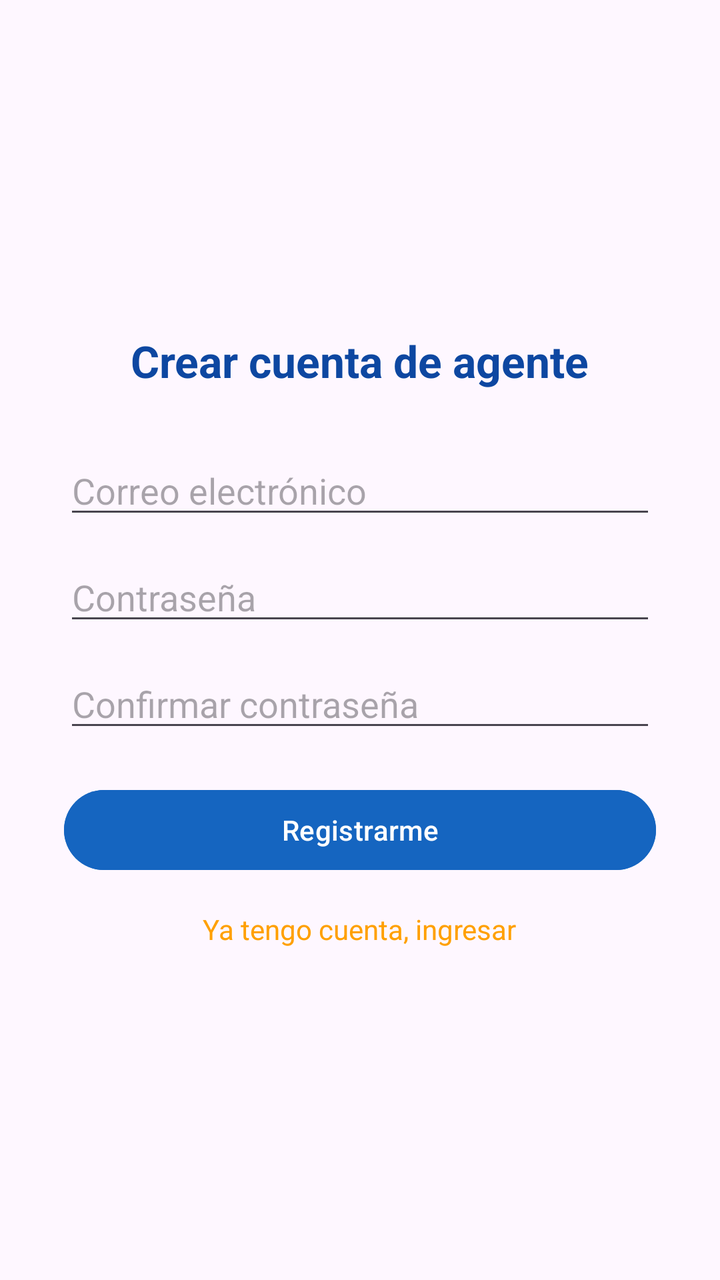
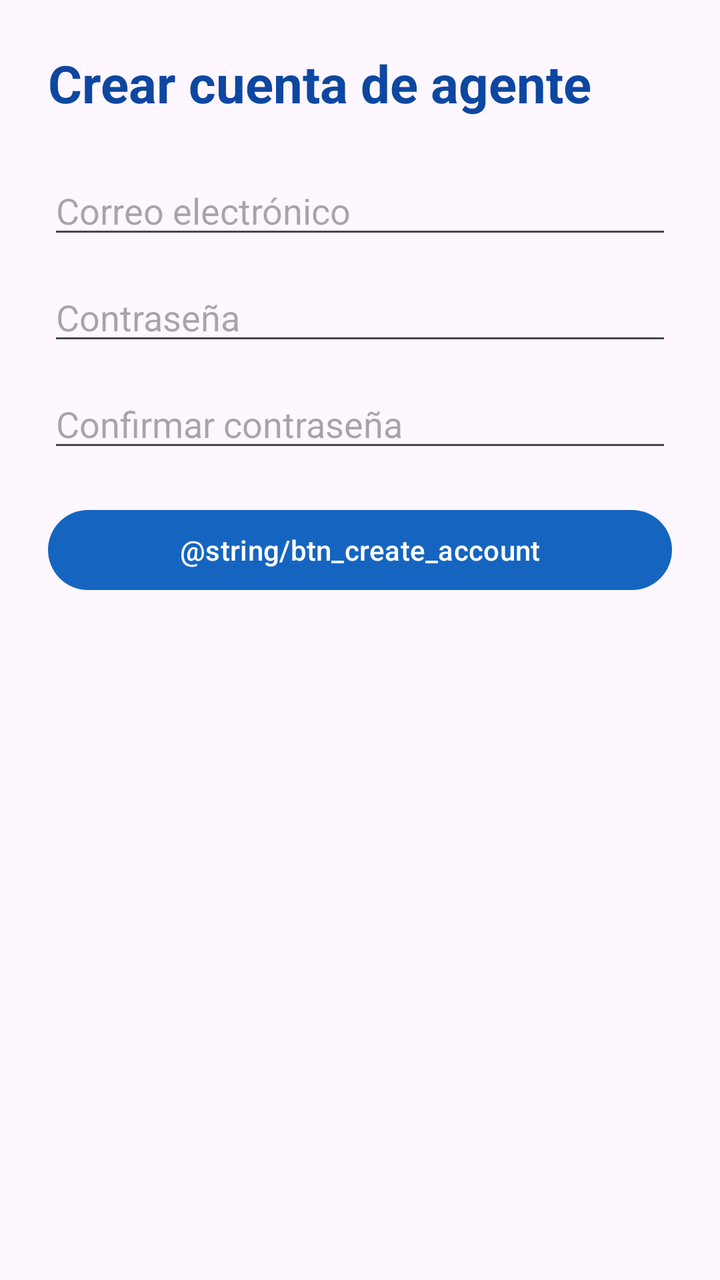

Screens rendered from an Android XML layout before and after an edit, with the pre-edit source and the edit as a unified diff.
<!-- AndroidManifest.xml: application theme Theme.AgenciaViajes -->
<!-- res/layout/activity_register.xml -->
<?xml version="1.0" encoding="utf-8"?>
<LinearLayout
    xmlns:android="http://schemas.android.com/apk/res/android"
    android:layout_width="match_parent"
    android:layout_height="match_parent"
    android:orientation="vertical"
    android:gravity="center"
    android:padding="32dp">

    <TextView
        android:id="@+id/tvRegisterTitle"
        android:layout_width="wrap_content"
        android:layout_height="wrap_content"
        android:text="@string/register_title"
        android:textSize="22sp"
        android:textStyle="bold"
        android:textColor="@color/colorPrimaryDark"
        android:layout_marginBottom="28dp" />

    <EditText
        android:id="@+id/etRegEmail"
        android:layout_width="match_parent"
        android:layout_height="wrap_content"
        android:hint="@string/hint_email"
        android:inputType="textEmailAddress" />

    <EditText
        android:id="@+id/etRegPassword"
        android:layout_width="match_parent"
        android:layout_height="wrap_content"
        android:layout_marginTop="12dp"
        android:hint="@string/hint_password"
        android:inputType="textPassword" />

    <EditText
        android:id="@+id/etRegConfirmPassword"
        android:layout_width="match_parent"
        android:layout_height="wrap_content"
        android:layout_marginTop="12dp"
        android:hint="@string/hint_confirm_password"
        android:inputType="textPassword" />

    <TextView
        android:id="@+id/tvRegisterError"
        android:layout_width="match_parent"
        android:layout_height="wrap_content"
        android:textColor="@color/errorRed"
        android:visibility="gone"
        android:layout_marginTop="8dp" />

    <Button
        android:id="@+id/btnRegister"
        android:layout_width="match_parent"
        android:layout_height="wrap_content"
        android:layout_marginTop="20dp"
        android:text="@string/btn_register"
        android:backgroundTint="@color/colorPrimary" />

    <TextView
        android:id="@+id/tvGoLogin"
        android:layout_width="wrap_content"
        android:layout_height="wrap_content"
        android:layout_marginTop="16dp"
        android:text="@string/link_back_login"
        android:textColor="@color/colorAccent"
        android:clickable="true"
        android:focusable="true" />

</LinearLayout>
<!-- resources referenced by this layout -->
<resources>
  <color name="colorAccent">#FFA000</color>
  <color name="colorPrimary">#1565C0</color>
  <color name="colorPrimaryDark">#0D47A1</color>
  <color name="errorRed">#D32F2F</color>
  <string name="btn_register">Registrarme</string>
  <string name="hint_confirm_password">Confirmar contraseña</string>
  <string name="hint_email">Correo electrónico</string>
  <string name="hint_password">Contraseña</string>
  <string name="link_back_login">Ya tengo cuenta, ingresar</string>
  <string name="register_title">Crear cuenta de agente</string>
  <style name="Theme.AgenciaViajes" parent="Base.Theme.AgenciaViajes" />
  <style name="Base.Theme.AgenciaViajes" parent="Theme.Material3.DayNight.NoActionBar">
          <style name="Theme.AgenciaViajes" parent="Theme.MaterialComponents.DayNight.NoActionBar">
  
              <item name="colorPrimary">@color/colorPrimary</item>
              <item name="colorPrimaryDark">@color/colorPrimaryDark</item>
              <item name="colorAccent">@color/colorAccent</item>
              <item name="android:statusBarColor">@color/colorPrimaryDark</item>
  
          </style>
      </style>
</resources>

<!-- the commit's change to res/layout/activity_register.xml (unified diff, before → after) -->
@@ -1,69 +1,62 @@
 <?xml version="1.0" encoding="utf-8"?>
-<LinearLayout
+<ScrollView
     xmlns:android="http://schemas.android.com/apk/res/android"
     android:layout_width="match_parent"
-    android:layout_height="match_parent"
-    android:orientation="vertical"
-    android:gravity="center"
-    android:padding="32dp">
+    android:layout_height="match_parent">
 
-    <TextView
-        android:id="@+id/tvRegisterTitle"
-        android:layout_width="wrap_content"
-        android:layout_height="wrap_content"
-        android:text="@string/register_title"
-        android:textSize="22sp"
-        android:textStyle="bold"
-        android:textColor="@color/colorPrimaryDark"
-        android:layout_marginBottom="28dp" />
-
-    <EditText
-        android:id="@+id/etRegEmail"
+    <LinearLayout
         android:layout_width="match_parent"
         android:layout_height="wrap_content"
-        android:hint="@string/hint_email"
-        android:inputType="textEmailAddress" />
+        android:orientation="vertical"
+        android:padding="24dp">
 
-    <EditText
-        android:id="@+id/etRegPassword"
-        android:layout_width="match_parent"
-        android:layout_height="wrap_content"
-        android:layout_marginTop="12dp"
-        android:hint="@string/hint_password"
-        android:inputType="textPassword" />
+        <TextView
+            android:layout_width="wrap_content"
+            android:layout_height="wrap_content"
+            android:text="@string/register_title"
+            android:textSize="26sp"
+            android:textStyle="bold"
+            android:textColor="@color/colorPrimaryDark"
+            android:layout_marginBottom="24dp" />
 
-    <EditText
-        android:id="@+id/etRegConfirmPassword"
-        android:layout_width="match_parent"
-        android:layout_height="wrap_content"
-        android:layout_marginTop="12dp"
-        android:hint="@string/hint_confirm_password"
-        android:inputType="textPassword" />
+        <EditText
+            android:id="@+id/etEmail"
+            android:layout_width="match_parent"
+            android:layout_height="wrap_content"
+            android:hint="@string/hint_email"
+            android:inputType="textEmailAddress" />
 
-    <TextView
-        android:id="@+id/tvRegisterError"
-        android:layout_width="match_parent"
-        android:layout_height="wrap_content"
-        android:textColor="@color/errorRed"
-        android:visibility="gone"
-        android:layout_marginTop="8dp" />
+        <EditText
+            android:id="@+id/etPassword"
+            android:layout_width="match_parent"
+            android:layout_height="wrap_content"
+            android:layout_marginTop="12dp"
+            android:hint="@string/hint_password"
+            android:inputType="textPassword" />
 
-    <Button
-        android:id="@+id/btnRegister"
-        android:layout_width="match_parent"
-        android:layout_height="wrap_content"
-        android:layout_marginTop="20dp"
-        android:text="@string/btn_register"
-        android:backgroundTint="@color/colorPrimary" />
+        <EditText
+            android:id="@+id/etConfirmPassword"
+            android:layout_width="match_parent"
+            android:layout_height="wrap_content"
+            android:layout_marginTop="12dp"
+            android:hint="@string/hint_confirm_password"
+            android:inputType="textPassword" />
 
-    <TextView
-        android:id="@+id/tvGoLogin"
-        android:layout_width="wrap_content"
-        android:layout_height="wrap_content"
-        android:layout_marginTop="16dp"
-        android:text="@string/link_back_login"
-        android:textColor="@color/colorAccent"
-        android:clickable="true"
-        android:focusable="true" />
+        <TextView
+            android:id="@+id/tvError"
+            android:layout_width="match_parent"
+            android:layout_height="wrap_content"
+            android:layout_marginTop="12dp"
+            android:textColor="@color/errorRed"
+            android:visibility="gone" />
 
-</LinearLayout>
+        <Button
+            android:id="@+id/btnCreateAccount"
+            android:layout_width="match_parent"
+            android:layout_height="wrap_content"
+            android:layout_marginTop="20dp"
+            android:text="@string/btn_create_account" />
+
+    </LinearLayout>
+
+</ScrollView>
<!-- resource entries referenced after the edit -->
@@ -4,11 +4,9 @@
   <color name="colorPrimary">#1565C0</color>
   <color name="colorPrimaryDark">#0D47A1</color>
   <color name="errorRed">#D32F2F</color>
-  <string name="btn_register">Registrarme</string>
   <string name="hint_confirm_password">Confirmar contraseña</string>
   <string name="hint_email">Correo electrónico</string>
   <string name="hint_password">Contraseña</string>
-  <string name="link_back_login">Ya tengo cuenta, ingresar</string>
   <string name="register_title">Crear cuenta de agente</string>
   <style name="Theme.AgenciaViajes" parent="Base.Theme.AgenciaViajes" />
   <style name="Base.Theme.AgenciaViajes" parent="Theme.Material3.DayNight.NoActionBar">
